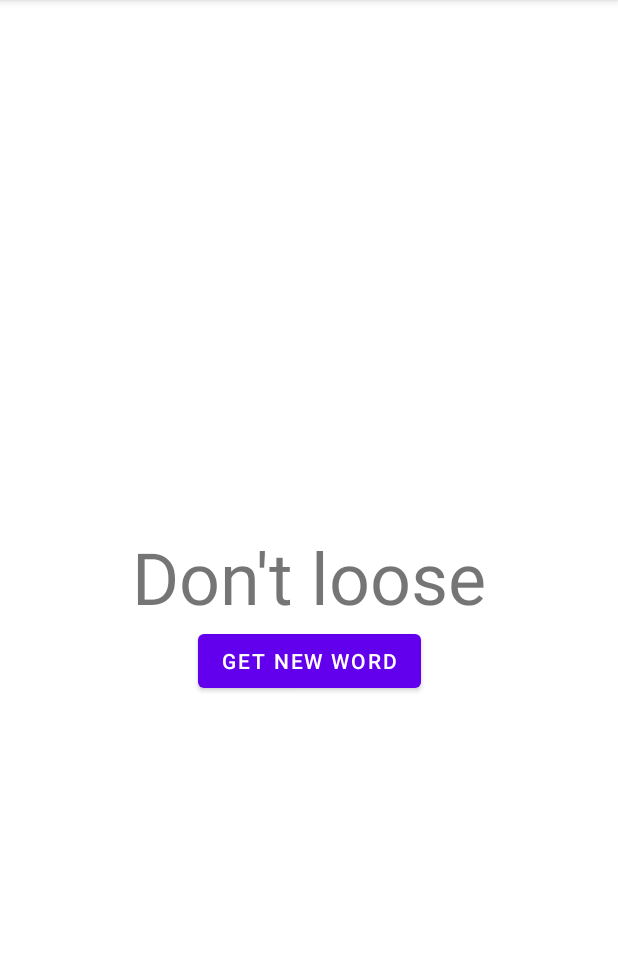
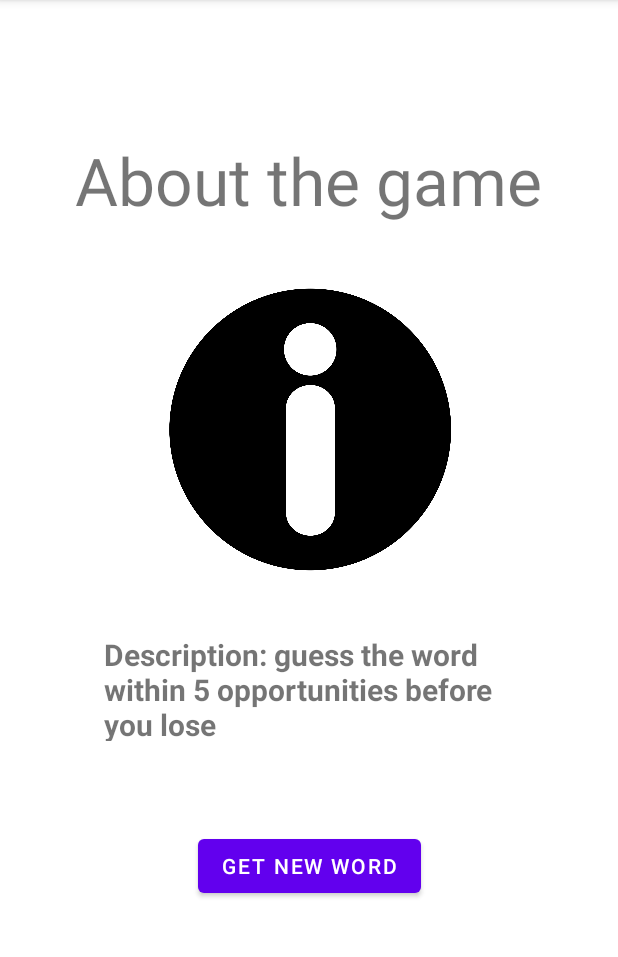
Before and after one commit to tahlly88/group3_mobile_app_dev, an Android app: the screen it shows after launch (aboutGame), after a tap on "ABOUT", on a phone screen of 412 x 824 dp, the part 84-1041 px from its top. Run offline under Robolectric (Android 15) with nearby library versions, the phone set to English and light mode, and no system bars; 3 statements that could not run were skipped.

Commit message:
First changes to the document, sorry for my late work

```diff
--- a/app/src/main/res/layout/activity_about.xml
+++ b/app/src/main/res/layout/activity_about.xml
@@ -10,20 +10,47 @@
         android:id="@+id/textView"
         android:layout_width="wrap_content"
         android:layout_height="wrap_content"
-        android:text="Don't loose"
-        android:textSize="48sp"
+        android:text="About the game"
+        android:textSize="44sp"
         app:layout_constraintBottom_toBottomOf="parent"
         app:layout_constraintEnd_toEndOf="parent"
+        app:layout_constraintHorizontal_bias="0.497"
         app:layout_constraintStart_toStartOf="parent"
-        app:layout_constraintTop_toTopOf="parent" />
+        app:layout_constraintTop_toTopOf="parent"
+        app:layout_constraintVertical_bias="0.128" />
 
     <Button
         android:id="@+id/newWord"
         android:layout_width="wrap_content"
         android:layout_height="wrap_content"
+        android:layout_marginTop="404dp"
         android:onClick="getNewWord"
         android:text="Get new word"
         app:layout_constraintEnd_toEndOf="parent"
         app:layout_constraintStart_toStartOf="parent"
         app:layout_constraintTop_toBottomOf="@+id/textView" />
+
+    <TextView
+        android:id="@+id/textView3"
+        android:layout_width="272dp"
+        android:layout_height="71dp"
+        android:text="@string/description"
+        android:textSize="20sp"
+        android:textStyle="bold"
+        app:layout_constraintBottom_toTopOf="@+id/newWord"
+        app:layout_constraintEnd_toEndOf="parent"
+        app:layout_constraintHorizontal_bias="0.496"
+        app:layout_constraintStart_toStartOf="parent"
+        app:layout_constraintTop_toBottomOf="@+id/textView"
+        app:layout_constraintVertical_bias="0.821" />
+
+    <ImageView
+        android:id="@+id/imageView"
+        android:layout_width="205dp"
+        android:layout_height="191dp"
+        app:layout_constraintBottom_toTopOf="@+id/textView3"
+        app:layout_constraintEnd_toEndOf="parent"
+        app:layout_constraintStart_toStartOf="parent"
+        app:layout_constraintTop_toBottomOf="@+id/textView"
+        app:srcCompat="@drawable/abouticon" />
 </androidx.constraintlayout.widget.ConstraintLayout>
--- a/app/src/main/res/values/colors.xml
+++ b/app/src/main/res/values/colors.xml
@@ -7,4 +7,5 @@
     <color name="teal_700">#FF018786</color>
     <color name="black">#FF000000</color>
     <color name="white">#FFFFFFFF</color>
+    <color name="gray">#808080</color>
 </resources>
--- a/app/src/main/res/values/strings.xml
+++ b/app/src/main/res/values/strings.xml
@@ -3,4 +3,5 @@
     <string name="about">About</string>
     <string name="new_game">New Game</string>
     <string name="hangman">Hangman</string>
+    <string name="description">Description: guess the word within 5 opportunities before you lose</string>
 </resources>
```
Also changed, not shown: app/src/main/res/layout/activity_new_game.xml (+14 -13 lines), app/src/main/res/drawable/abouticon.png (added), app/src/main/res/drawable/hangman1.png (added), app/src/main/res/drawable/hangman2.png (added), app/src/main/res/drawable/hangman3.png (added), app/src/main/res/drawable/hangman4.png (added), app/src/main/res/drawable/hangman5.png (added), app/src/main/res/drawable/hangmanbase.png (added).
